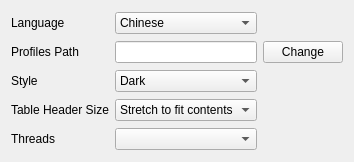
Qt form Source/Form/Util/Settings.ui (Admiral-Fish/PokeFinder) before a commit.
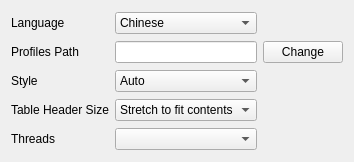
The same form after that commit.

Diff of the .ui file:
```diff
--- a/Source/Form/Util/Settings.ui
+++ b/Source/Form/Util/Settings.ui
@@ -95,6 +95,11 @@
    </item>
    <item row="2" column="1">
     <widget class="QComboBox" name="comboBoxStyle">
+     <item>
+      <property name="text">
+       <string>Auto</string>
+      </property>
+     </item>
      <item>
       <property name="text">
        <string>Dark</string>
```
